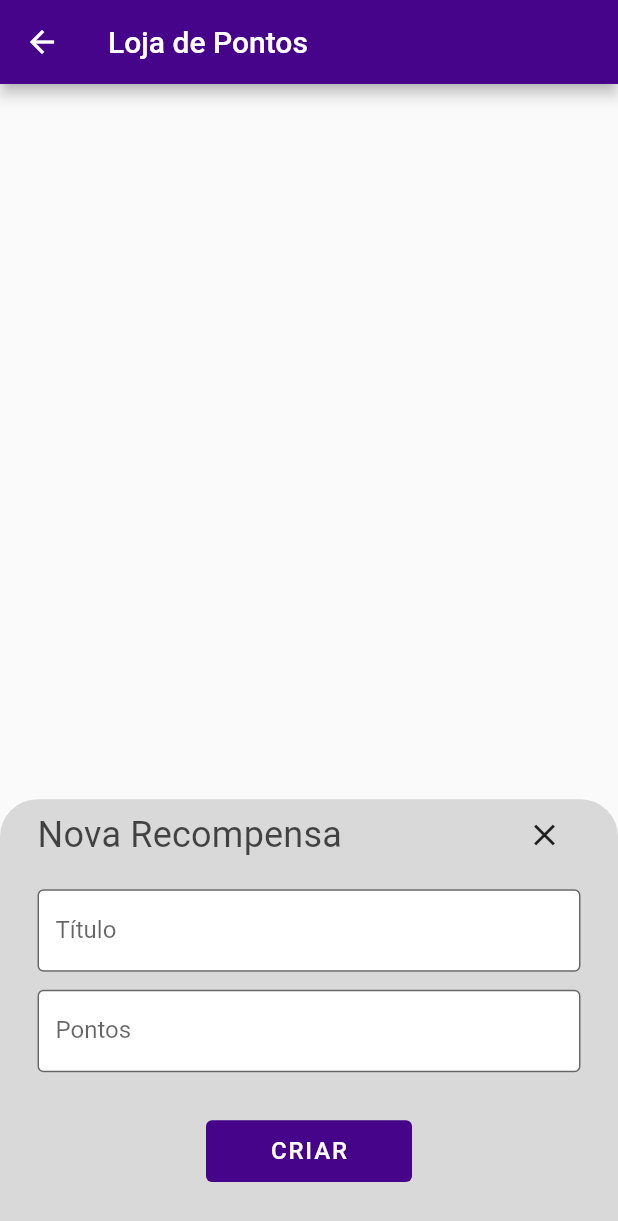
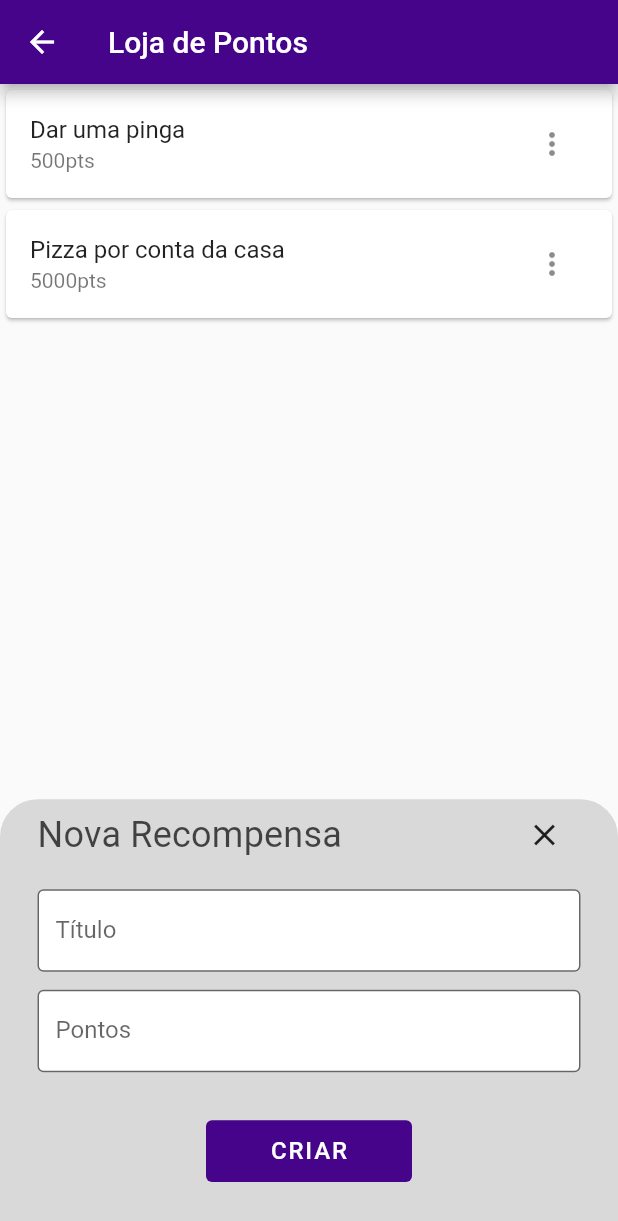
Before and after one commit to jonasbraga/repstask-frontend, a Flutter app: the ShopPage screen opened directly, after a tap on the "add" icon, on a phone screen of 412 x 824 dp. Shown: the top 1221 px of the screen. Run offline on Flutter 3.47's test engine with Material 2 defaults, Android fonts, the phone set to English and light mode, and no system bars; network calls fail.

Commit message:
Feat: Modelo inicial da página da loja de pontos

```diff
--- /dev/null
+++ b/lib/components/reward/rewards_list.dart
@@ -0,0 +1,77 @@
+import 'package:flutter/material.dart';
+
+import '../../models/reward_model.dart';
+
+class RewardsList extends StatefulWidget {
+  const RewardsList({super.key, required this.isAdmUser});
+  final bool isAdmUser;
+
+  @override
+  State<RewardsList> createState() => _RewardsListState();
+}
+
+class _RewardsListState extends State<RewardsList> {
+  List<RewardModel> rewardList = [
+    RewardModel(pontos: 500, titulo: 'Dar uma pinga'),
+    RewardModel(pontos: 5000, titulo: 'Pizza por conta da casa')
+  ];
+
+  @override
+  Widget build(BuildContext context) {
+    return ListView.builder(
+        itemCount: rewardList.length,
+        itemBuilder: (context, index) {
+          return Card(
+            key: ValueKey(index),
+            child: ListTile(
+              onTap: () {
+                print("Clicou no cartão");
+              },
+              title: Text(rewardList[index].titulo),
+              subtitle: Text('${rewardList[index].pontos}pts'),
+              trailing: Wrap(
+                spacing: 12,
+                alignment: WrapAlignment.center,
+                children: [
+                  if (widget.isAdmUser)
+                    StatefulBuilder(builder: (context, setState) {
+                      return PopupMenuButton<String>(
+                          onSelected: (value) {
+                            switch (value) {
+                              case "option1":
+                                print("Abrir modo de edição");
+                                break;
+                              case "option2":
+                                print("Chamar delete reward");
+                                break;
+                            }
+                          },
+                          itemBuilder: (BuildContext context) => [
+                                const PopupMenuItem<String>(
+                                    value: 'option1',
+                                    child: ListTile(
+                                      title: Text('Editar'),
+                                      trailing: Icon(Icons.create_rounded),
+                                    )),
+                                const PopupMenuItem<String>(
+                                    value: 'option2',
+                                    child: ListTile(
+                                      title: Text('Excluir'),
+                                      trailing: Icon(Icons.delete),
+                                    ))
+                              ]);
+                    })
+                  else
+                    IconButton(
+                      icon: const Icon(Icons.shopping_cart),
+                      onPressed: () {
+                        print('Usuário clicou no presente');
+                      },
+                    )
+                ],
+              ),
+            ),
+          );
+        });
+  }
+}
--- a/lib/pages/shop_page.dart
+++ b/lib/pages/shop_page.dart
@@ -1,5 +1,6 @@
 import 'package:flutter/material.dart';
 import 'package:reptask/components/reward/create_reward_modal.dart';
+import 'package:reptask/components/reward/rewards_list.dart';
 
 import '../components/bottom_modal.dart';
 
@@ -17,7 +18,9 @@ class _ShopPageState extends State<ShopPage> {
       appBar: AppBar(
         title: const Text('Loja de Pontos'),
       ),
-      body: Container(),
+      body: Column(
+        children: const [Expanded(child: RewardsList(isAdmUser: true))],
+      ),
       floatingActionButton: FloatingActionButton(
         onPressed: () {
           showModal(context, const CreateRewardModal());
```
